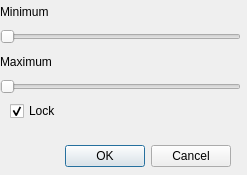
Above: src/dialogcontrast.ui from jandernascimento/imageprocessing-umanipulator before the change. Below: the same form after it.
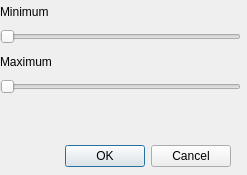
That is the form after the change.

Commit message: recomming counter method

```diff
--- a/src/dialogcontrast.ui
+++ b/src/dialogcontrast.ui
@@ -88,22 +88,6 @@
     </item>
    </layout>
   </widget>
-  <widget class="QCheckBox" name="checkBox">
-   <property name="geometry">
-    <rect>
-     <x>10</x>
-     <y>100</y>
-     <width>91</width>
-     <height>22</height>
-    </rect>
-   </property>
-   <property name="text">
-    <string>Lock</string>
-   </property>
-   <property name="checked">
-    <bool>true</bool>
-   </property>
-  </widget>
  </widget>
  <resources/>
  <connections>
```
The commit also changes 2 other files.
